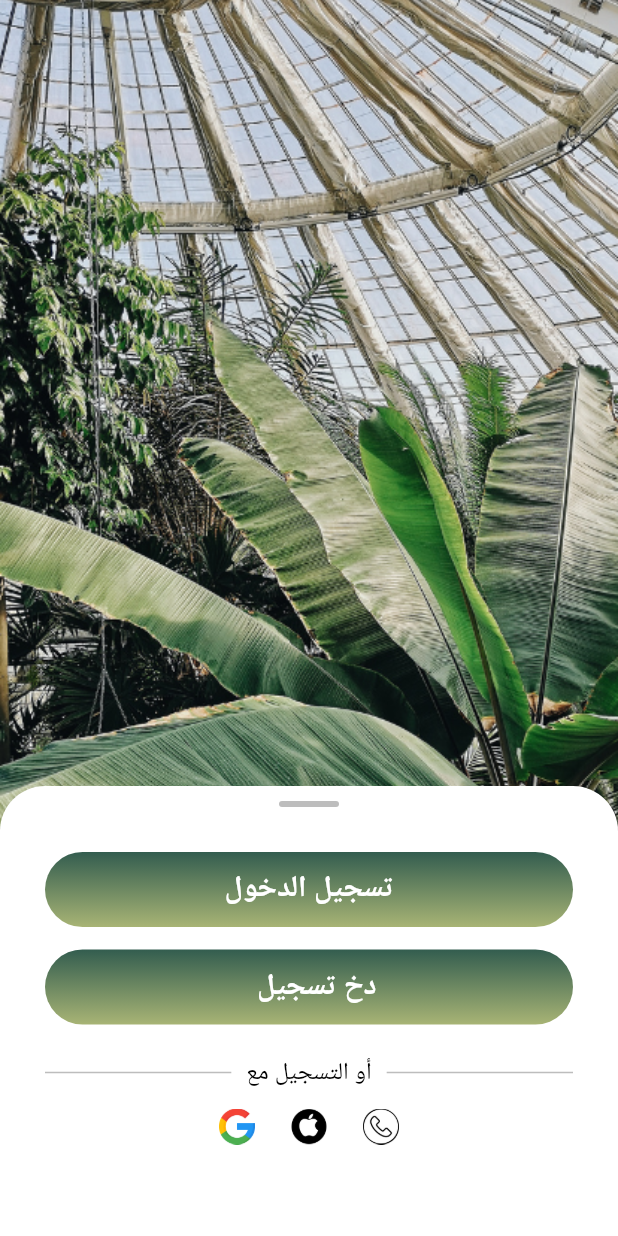
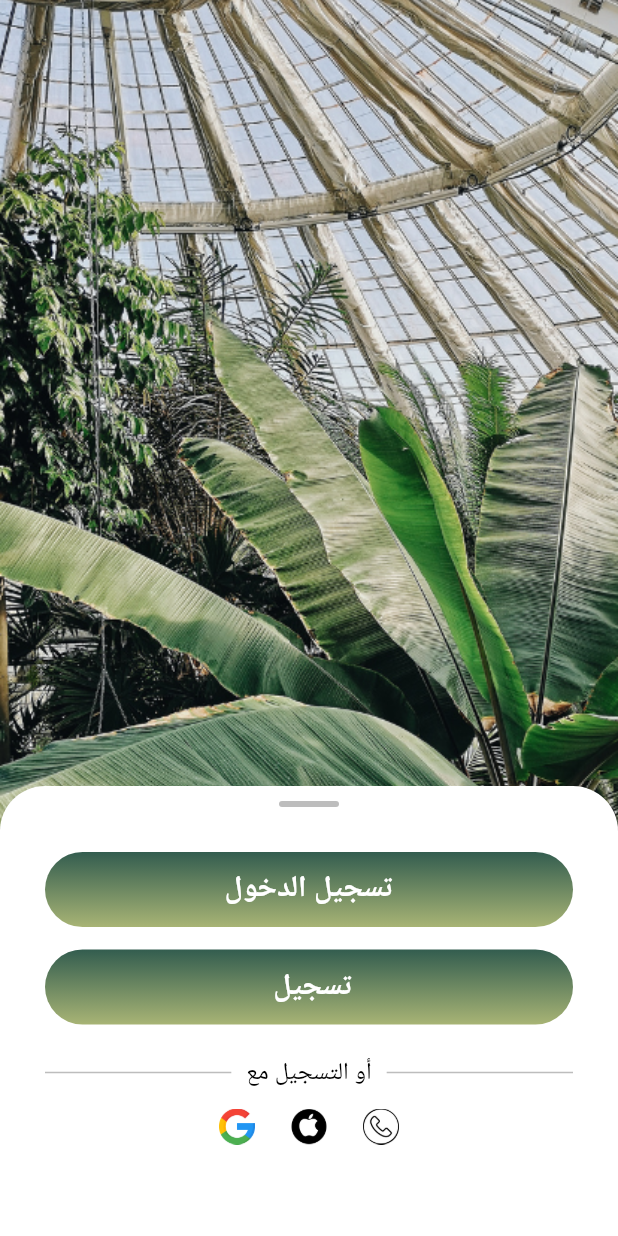
Before and after one commit to RahafHatrash/EmdadApp_SeniorProject, a Flutter app: the screen it shows after launch, on a phone screen of 412 x 824 dp. Run offline on Flutter 3.47's test engine with Material 3 defaults, Android fonts, the phone set to English and light mode, and no system bars; our stand-ins replace cloud_firestore, firebase_auth, firebase_core; accounts and stored records are empty; Roboto replaces fonts that are missing (Markazi Text).

Commit message:
change on main

```diff
--- a/lib/main.dart
+++ b/lib/main.dart
@@ -107,7 +107,7 @@ class StartPage extends StatelessWidget {
                         ),
                         SizedBox(height: 15),
                         CustomButton(
-                          text: '  دخ تسجيل',
+                          text: ' تسجيل',
                           onPressed: () {
                             Navigator.pushNamed(context, '/signup');
                           },
```
